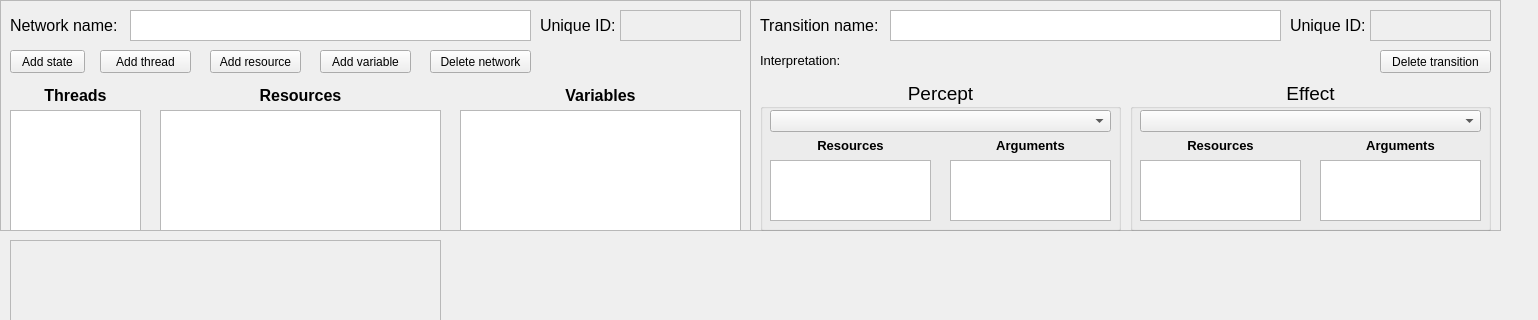
leiftiger/EG_Tools, file editor/UI/UI_NetworkContainer.ui: the form before one commit; both pictures show x 0 to 1538 and y 0 to 320 of the 1538 by 510 pixel window.
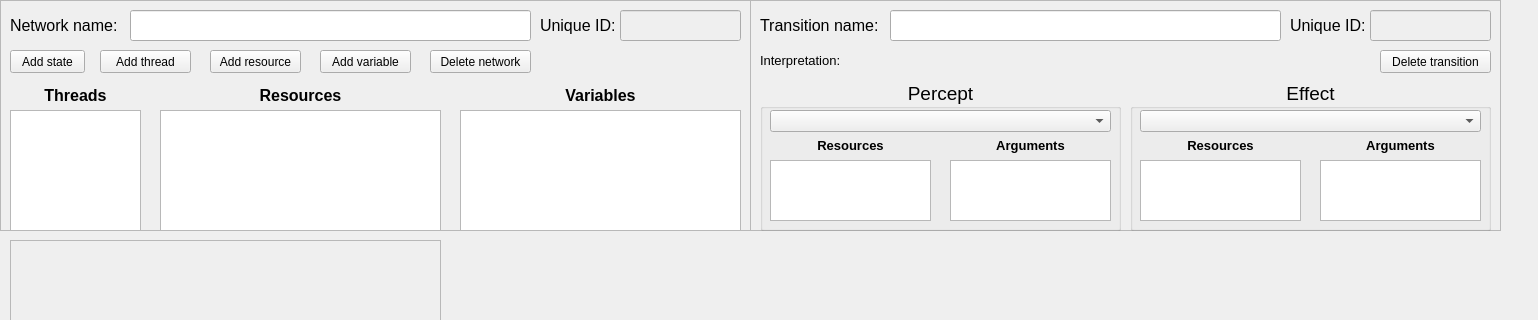
The form after the commit. Custom widgets are drawn as their Qt base class.

What changed in the file:
```diff
--- a/editor/UI/UI_NetworkContainer.ui
+++ b/editor/UI/UI_NetworkContainer.ui
@@ -28,7 +28,7 @@
    <property name="frameShadow">
     <enum>QFrame::Raised</enum>
    </property>
-   <widget class="QPlainTextEdit" name="textNetworkName">
+   <widget class="QLineEdit" name="textNetworkName">
     <property name="geometry">
      <rect>
       <x>130</x>
@@ -45,13 +45,7 @@
     <property name="inputMethodHints">
      <set>Qt::ImhNone</set>
     </property>
-    <property name="verticalScrollBarPolicy">
-     <enum>Qt::ScrollBarAlwaysOff</enum>
-    </property>
-    <property name="horizontalScrollBarPolicy">
-     <enum>Qt::ScrollBarAlwaysOff</enum>
-    </property>
-    <property name="plainText">
+    <property name="plainText" stdset="0">
      <string/>
     </property>
    </widget>
@@ -133,7 +127,7 @@
      <set>Qt::AlignCenter</set>
     </property>
    </widget>
-   <widget class="QPlainTextEdit" name="textNetworkID">
+   <widget class="QLineEdit" name="textNetworkID">
     <property name="enabled">
      <bool>false</bool>
     </property>
@@ -153,16 +147,10 @@
     <property name="inputMethodHints">
      <set>Qt::ImhDigitsOnly</set>
     </property>
-    <property name="verticalScrollBarPolicy">
-     <enum>Qt::ScrollBarAlwaysOff</enum>
-    </property>
-    <property name="horizontalScrollBarPolicy">
-     <enum>Qt::ScrollBarAlwaysOff</enum>
-    </property>
     <property name="readOnly">
      <bool>true</bool>
     </property>
-    <property name="plainText">
+    <property name="plainText" stdset="0">
      <string/>
     </property>
    </widget>
@@ -350,7 +338,7 @@
    <property name="frameShadow">
     <enum>QFrame::Raised</enum>
    </property>
-   <widget class="QPlainTextEdit" name="textTransitionName">
+   <widget class="QLineEdit" name="textTransitionName">
     <property name="geometry">
      <rect>
       <x>140</x>
@@ -367,13 +355,7 @@
     <property name="inputMethodHints">
      <set>Qt::ImhNone</set>
     </property>
-    <property name="verticalScrollBarPolicy">
-     <enum>Qt::ScrollBarAlwaysOff</enum>
-    </property>
-    <property name="horizontalScrollBarPolicy">
-     <enum>Qt::ScrollBarAlwaysOff</enum>
-    </property>
-    <property name="plainText">
+    <property name="plainText" stdset="0">
      <string/>
     </property>
    </widget>
@@ -400,7 +382,7 @@
      <string>Transition name:</string>
     </property>
    </widget>
-   <widget class="QPlainTextEdit" name="textTransitionID">
+   <widget class="QLineEdit" name="textTransitionID">
     <property name="enabled">
      <bool>false</bool>
     </property>
@@ -420,16 +402,10 @@
     <property name="inputMethodHints">
      <set>Qt::ImhDigitsOnly</set>
     </property>
-    <property name="verticalScrollBarPolicy">
-     <enum>Qt::ScrollBarAlwaysOff</enum>
-    </property>
-    <property name="horizontalScrollBarPolicy">
-     <enum>Qt::ScrollBarAlwaysOff</enum>
-    </property>
     <property name="readOnly">
      <bool>true</bool>
     </property>
-    <property name="plainText">
+    <property name="plainText" stdset="0">
      <string/>
     </property>
    </widget>
```
